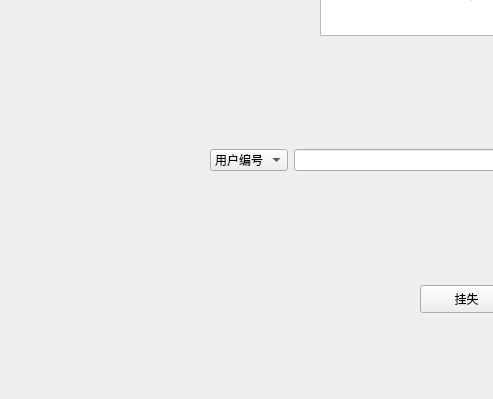
Before: the Qt Designer form lab5/Library/pages/lost.ui in MiChuan/RFID, drawn with Qt 5; both pictures show x 0 to 493 and y 185 to 584 of the 1036 by 584 pixel window.
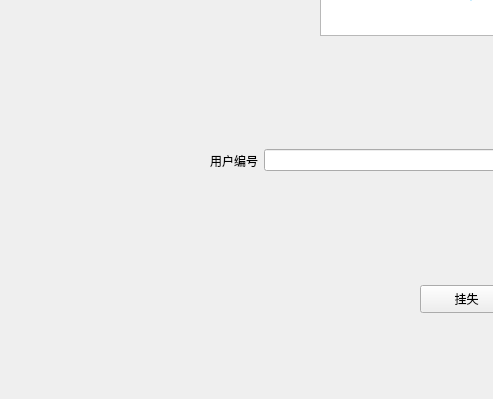
After: the same form once the commit is applied.

Diff of the .ui file:
```diff
--- a/lab5/Library/pages/lost.ui
+++ b/lab5/Library/pages/lost.ui
@@ -54,17 +54,13 @@
    </property>
    <layout class="QHBoxLayout" name="horizontalLayout">
     <item>
-     <widget class="QComboBox" name="method">
-      <item>
+     <widget class="QLabel" name="label">
        <property name="text">
         <string>用户编号</string>
        </property>
-      </item>
-      <item>
-       <property name="text">
-        <string>用户卡号</string>
-       </property>
-      </item>
+      <property name="alignment">
+       <set>Qt::AlignCenter</set>
+      </property>
      </widget>
     </item>
     <item>
```
Lines whose indentation alone changed are shown as unchanged.
